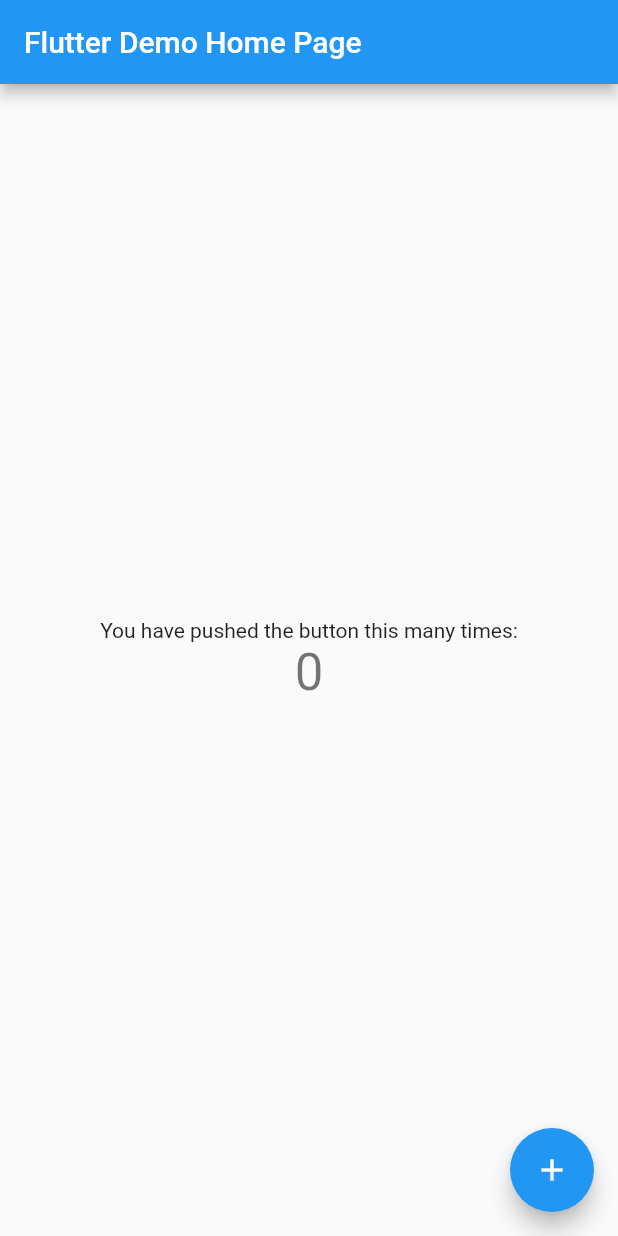
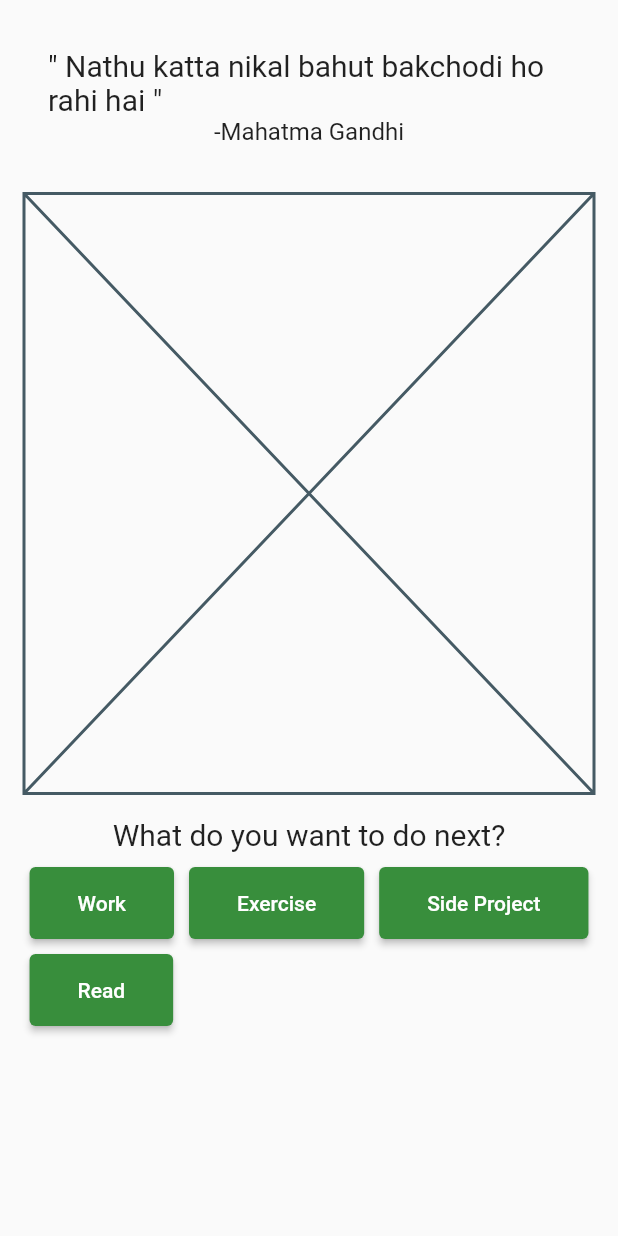
Before and after one commit to Nikhil-Soni-21/42_Null-Void, a Flutter app: the screen it shows after launch, on a phone screen of 412 x 824 dp. Run offline on Flutter 3.47's test engine with Material 2 defaults, Android fonts, the phone set to English and light mode, and no system bars.

Commit message:
dashboard frontend started

```diff
--- a/lib/main.dart
+++ b/lib/main.dart
@@ -1,113 +1,13 @@
 import 'package:flutter/material.dart';
+import 'package:tracker_app/views/dashboard.dart';
 
 void main() {
-  runApp(MyApp());
+  runApp(MaterialApp(
+    title: 'Team Null Void',
+    theme: ThemeData(
+      primarySwatch: Colors.blue,
+      primaryColor: Colors.blue,
+    ),
+    home: DashboardPage(),
+  ));
 }
-
-class MyApp extends StatelessWidget {
-  // This widget is the root of your application.
-  @override
-  Widget build(BuildContext context) {
-    return MaterialApp(
-      title: 'Flutter Demo',
-      theme: ThemeData(
-        // This is the theme of your application.
-        //
-        // Try running your application with "flutter run". You'll see the
-        // application has a blue toolbar. Then, without quitting the app, try
-        // changing the primarySwatch below to Colors.green and then invoke
-        // "hot reload" (press "r" in the console where you ran "flutter run",
-        // or simply save your changes to "hot reload" in a Flutter IDE).
-        // Notice that the counter didn't reset back to zero; the application
-        // is not restarted.
-        primarySwatch: Colors.blue,
-      ),
-      home: MyHomePage(title: 'Flutter Demo Home Page'),
-    );
-  }
-}
-
-class MyHomePage extends StatefulWidget {
-  MyHomePage({Key key, this.title}) : super(key: key);
-
-  // This widget is the home page of your application. It is stateful, meaning
-  // that it has a State object (defined below) that contains fields that affect
-  // how it looks.
-
-  // This class is the configuration for the state. It holds the values (in this
-  // case the title) provided by the parent (in this case the App widget) and
-  // used by the build method of the State. Fields in a Widget subclass are
-  // always marked "final".
-
-  final String title;
-
-  @override
-  _MyHomePageState createState() => _MyHomePageState();
-}
-
-class _MyHomePageState extends State<MyHomePage> {
-  int _counter = 0;
-
-  void _incrementCounter() {
-    setState(() {
-      // This call to setState tells the Flutter framework that something has
-      // changed in this State, which causes it to rerun the build method below
-      // so that the display can reflect the updated values. If we changed
-      // _counter without calling setState(), then the build method would not be
-      // called again, and so nothing would appear to happen.
-      _counter++;
-    });
-  }
-
-  @override
-  Widget build(BuildContext context) {
-    // This method is rerun every time setState is called, for instance as done
-    // by the _incrementCounter method above.
-    //
-    // The Flutter framework has been optimized to make rerunning build methods
-    // fast, so that you can just rebuild anything that needs updating rather
-    // than having to individually change instances of widgets.
-    return Scaffold(
-      appBar: AppBar(
-        // Here we take the value from the MyHomePage object that was created by
-        // the App.build method, and use it to set our appbar title.
-        title: Text(widget.title),
-      ),
-      body: Center(
-        // Center is a layout widget. It takes a single child and positions it
-        // in the middle of the parent.
-        child: Column(
-          // Column is also a layout widget. It takes a list of children and
-          // arranges them vertically. By default, it sizes itself to fit its
-          // children horizontally, and tries to be as tall as its parent.
-          //
-          // Invoke "debug painting" (press "p" in the console, choose the
-          // "Toggle Debug Paint" action from the Flutter Inspector in Android
-          // Studio, or the "Toggle Debug Paint" command in Visual Studio Code)
-          // to see the wireframe for each widget.
-          //
-          // Column has various properties to control how it sizes itself and
-          // how it positions its children. Here we use mainAxisAlignment to
-          // center the children vertically; the main axis here is the vertical
-          // axis because Columns are vertical (the cross axis would be
-          // horizontal).
-          mainAxisAlignment: MainAxisAlignment.center,
-          children: <Widget>[
-            Text(
-              'You have pushed the button this many times:',
-            ),
-            Text(
-              '$_counter',
-              style: Theme.of(context).textTheme.headline4,
-            ),
-          ],
-        ),
-      ),
-      floatingActionButton: FloatingActionButton(
-        onPressed: _incrementCounter,
-        tooltip: 'Increment',
-        child: Icon(Icons.add),
-      ), // This trailing comma makes auto-formatting nicer for build methods.
-    );
-  }
-}
--- /dev/null
+++ b/lib/views/dashboard.dart
@@ -0,0 +1,147 @@
+import 'package:flutter/material.dart';
+import 'package:tracker_app/widgets/coloredRoundedCard.dart';
+
+class DashboardPage extends StatefulWidget {
+  const DashboardPage({Key? key}) : super(key: key);
+
+  @override
+  _DashboardPageState createState() => _DashboardPageState();
+}
+
+class _DashboardPageState extends State<DashboardPage> {
+  @override
+  Widget build(BuildContext context) {
+    return Scaffold(
+      body: SafeArea(
+        child: SingleChildScrollView(
+          child: Padding(
+            padding: const EdgeInsets.all(16.0),
+            child: Column(
+              mainAxisSize: MainAxisSize.min,
+              mainAxisAlignment: MainAxisAlignment.start,
+              children: [
+                _motivationCard(),
+                SizedBox(height: 16),
+                Flexible(flex: 2, child: _avatar()),
+                SizedBox(height: 16),
+                Flexible(
+                  child: _bottom(),
+                )
+              ],
+            ),
+          ),
+        ),
+      ),
+    );
+  }
+
+  Widget _motivationCard() {
+    return Padding(
+      padding: const EdgeInsets.all(16.0),
+      child: Column(
+        mainAxisSize: MainAxisSize.min,
+        children: [
+          Text("\" Nathu katta nikal bahut bakchodi ho rahi hai \"",
+              style: TextStyle(fontSize: 20)),
+          Text("-Mahatma Gandhi", style: TextStyle(fontSize: 16))
+        ],
+      ),
+    );
+  }
+
+  // Widget _statusCard() {
+  //   return Padding(
+  //     padding: const EdgeInsets.all(16.0),
+  //     child: Column(
+  //       mainAxisSize: MainAxisSize.min,
+  //       children: [
+  //         Text("Status: ",
+  //             style: TextStyle(
+  //                 fontSize: 22,
+  //                 fontWeight: FontWeight.bold,
+  //                 color: Colors.white)),
+  //         Text("Jinda hu bsdk",
+  //             style: TextStyle(
+  //                 fontSize: 18,
+  //                 fontWeight: FontWeight.bold,
+  //                 color: Colors.white)),
+  //         Wrap(
+  //           direction: Axis.horizontal,
+  //           children: [
+  //             Text("Physical Health: ",
+  //                 style: TextStyle(
+  //                     fontSize: 18,
+  //                     fontWeight: FontWeight.bold,
+  //                     color: Colors.white)),
+  //             Text(" nahi degi ",
+  //                 style: TextStyle(fontSize: 18, color: Colors.white)),
+  //           ],
+  //         ),
+  //         Wrap(
+  //           direction: Axis.horizontal,
+  //           children: [
+  //             Text("Mental Health: ",
+  //                 style: TextStyle(
+  //                     fontSize: 18,
+  //                     fontWeight: FontWeight.bold,
+  //                     color: Colors.white)),
+  //             Text("konsi? ",
+  //                 style: TextStyle(fontSize: 18, color: Colors.white))
+  //           ],
+  //         ),
+  //       ],
+  //     ),
+  //   );
+  // }
+
+  Widget _avatar() {
+    return Placeholder();
+  }
+
+  Widget _bottom() {
+    return Column(
+      children: [
+        Text(
+          "What do you want to do next?",
+          style: TextStyle(fontSize: 20),
+        ),
+        SizedBox(height: 10),
+        Wrap(
+          direction: Axis.horizontal,
+          spacing: 10,
+          runSpacing: 10,
+          children: [
+            ElevatedButton(
+                onPressed: () {},
+                style: ElevatedButton.styleFrom(primary: Colors.green.shade700),
+                child: Padding(
+                  padding: const EdgeInsets.all(16.0),
+                  child: Text("Work"),
+                )),
+            ElevatedButton(
+                onPressed: () {},
+                style: ElevatedButton.styleFrom(primary: Colors.green.shade700),
+                child: Padding(
+                  padding: const EdgeInsets.all(16.0),
+                  child: Text("Exercise"),
+                )),
+            ElevatedButton(
+                onPressed: () {},
+                style: ElevatedButton.styleFrom(primary: Colors.green.shade700),
+                child: Padding(
+                  padding: const EdgeInsets.all(16.0),
+                  child: Text("Side Project"),
+                )),
+            ElevatedButton(
+                onPressed: () {},
+                style: ElevatedButton.styleFrom(primary: Colors.green.shade700),
+                child: Padding(
+                  padding: const EdgeInsets.all(16.0),
+                  child: Text("Read"),
+                )),
+          ],
+        ),
+      ],
+    );
+  }
+}
--- /dev/null
+++ b/lib/widgets/coloredRoundedCard.dart
@@ -0,0 +1,17 @@
+import 'package:flutter/material.dart';
+
+Widget coloredRoundedCard(Widget child, Color bgColor) {
+  return Expanded(
+    child: Padding(
+      padding: EdgeInsets.all(4),
+      child: Card(
+        elevation: 10,
+        color: bgColor,
+        shape: RoundedRectangleBorder(
+          borderRadius: BorderRadius.circular(15.0),
+        ),
+        child: child,
+      ),
+    ),
+  );
+}
--- a/pubspec.yaml
+++ b/pubspec.yaml
@@ -18,7 +18,7 @@
 version: 1.0.0+1
 
 environment:
-  sdk: ">=2.7.0 <3.0.0"
+  sdk: ">=2.12.0 <3.0.0"
 
 dependencies:
   flutter:
```
Also changed, not shown: pubspec.lock, 1 other file.
